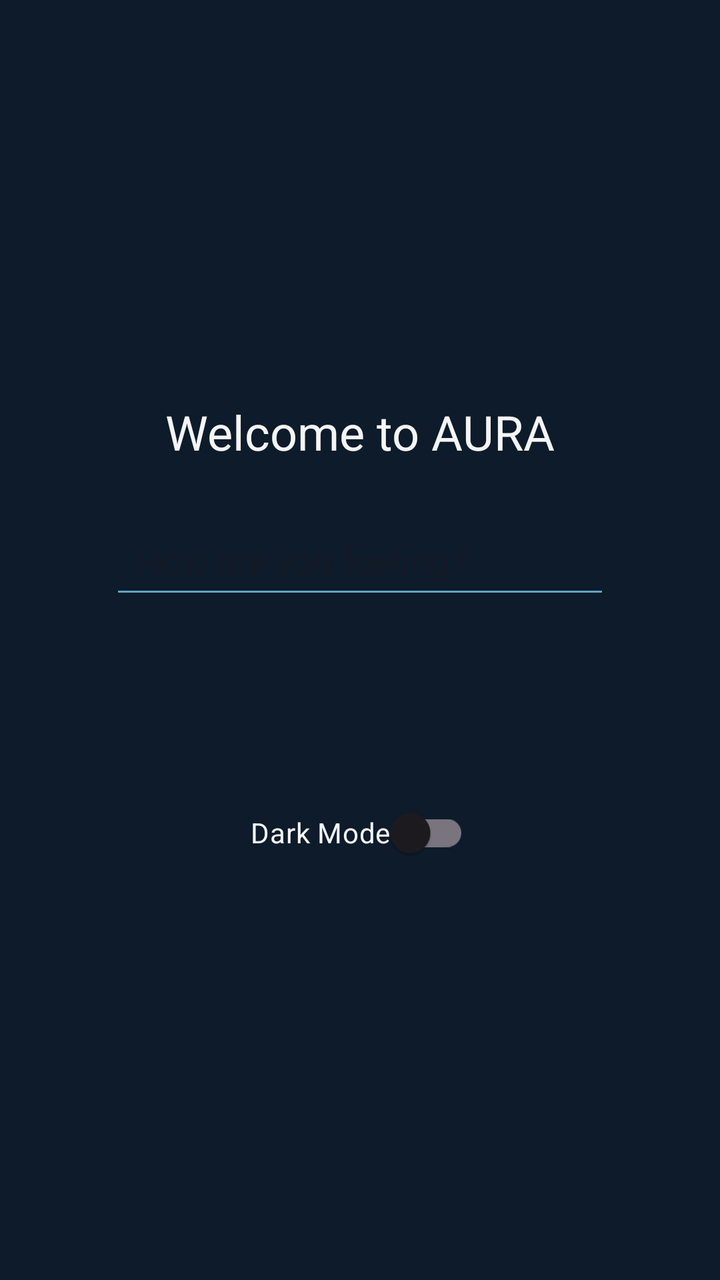
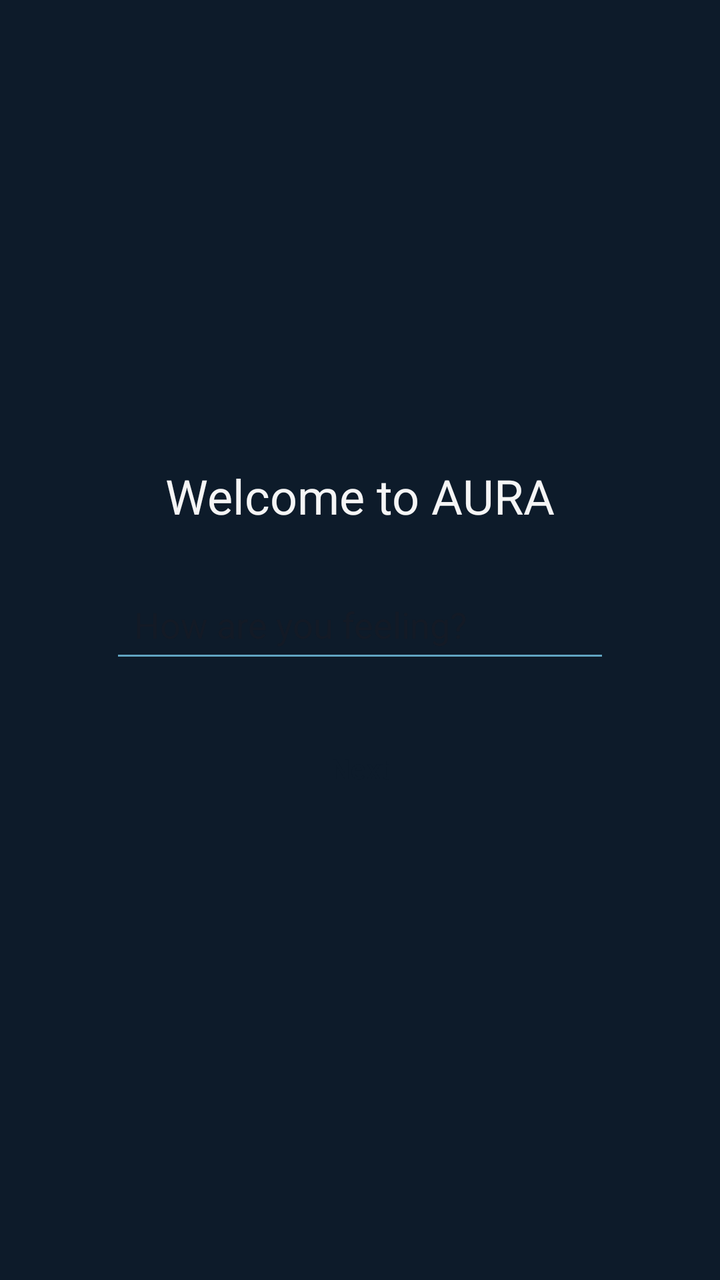

The first picture is an Android layout as it rendered before a commit; the second is the same layout after the commit. The layout source and the unified diff follow.
<!-- AndroidManifest.xml: application theme Theme.AURORA -->
<!-- res/layout/activity_home.xml -->
<?xml version="1.0" encoding="utf-8"?>
<LinearLayout
    xmlns:android="http://schemas.android.com/apk/res/android"
    android:id="@+id/homeLayout"
    android:orientation="vertical"
    android:gravity="center"
    android:layout_width="match_parent"
    android:layout_height="match_parent">

    <TextView
        android:id="@+id/homeTitle"
        android:layout_width="wrap_content"
        android:layout_height="wrap_content"
        android:text="Welcome to AURA"
        android:textSize="24sp"
        android:textColor="@color/soft_white"
        android:layout_marginBottom="24dp"/>

    <EditText
        android:id="@+id/moodInput"
        android:hint="How are you feeling?"
        android:layout_width="250dp"
        android:layout_height="wrap_content"
        android:textColor="@color/soft_white"
        android:backgroundTint="@color/sky_blue"
        android:padding="12dp"/>

    <Button
        android:id="@+id/nextButton"
        android:layout_width="wrap_content"
        android:layout_height="wrap_content"
        style="@style/AuroraButton.Light"
        android:text="Next"
        android:layout_marginTop="24dp"/>

    <com.google.android.material.switchmaterial.SwitchMaterial
        android:id="@+id/themeSwitch"
        android:layout_width="wrap_content"
        android:layout_height="wrap_content"
        android:layout_gravity="center_horizontal"
        android:layout_marginTop="16dp"
        android:text="Dark Mode"
        android:textColor="@color/soft_white" />

</LinearLayout>
<!-- resources referenced by this layout -->
<resources>
  <color name="sky_blue">#61A5C2</color>
  <color name="soft_white">#F5F5F5</color>
  <style name="AuroraButton.Light" parent="Widget.Material3.Button">
          <item name="android:backgroundTint">@color/aurora_green</item>
          <item name="android:textColor">@color/deep_night_blue</item>
          <item name="cornerRadius">24dp</item>
      </style>
  <style name="Theme.AURORA" parent="Base.Theme.AURORA" />
  <color name="aurora_green">#3DDC97</color>
  <color name="deep_night_blue">#0D1B2A</color>
  <style name="Base.Theme.AURORA" parent="Theme.Material3.DayNight.NoActionBar">
          
          <item name="android:colorBackground">@color/deep_night_blue</item>
          <item name="android:textColor">@color/soft_white</item>
          <item name="colorPrimary">@color/aurora_green</item>
          <item name="colorSecondary">@color/violet_glow</item>
      </style>
  <color name="violet_glow">#9D5CFF</color>
</resources>

<!-- the commit's change to res/layout/activity_home.xml (unified diff, before → after) -->
@@ -33,13 +33,13 @@
         android:text="Next"
         android:layout_marginTop="24dp"/>
 
-    <com.google.android.material.switchmaterial.SwitchMaterial
-        android:id="@+id/themeSwitch"
-        android:layout_width="wrap_content"
-        android:layout_height="wrap_content"
-        android:layout_gravity="center_horizontal"
-        android:layout_marginTop="16dp"
-        android:text="Dark Mode"
-        android:textColor="@color/soft_white" />
+
+
+
+
+
+
+
+
 
 </LinearLayout>
